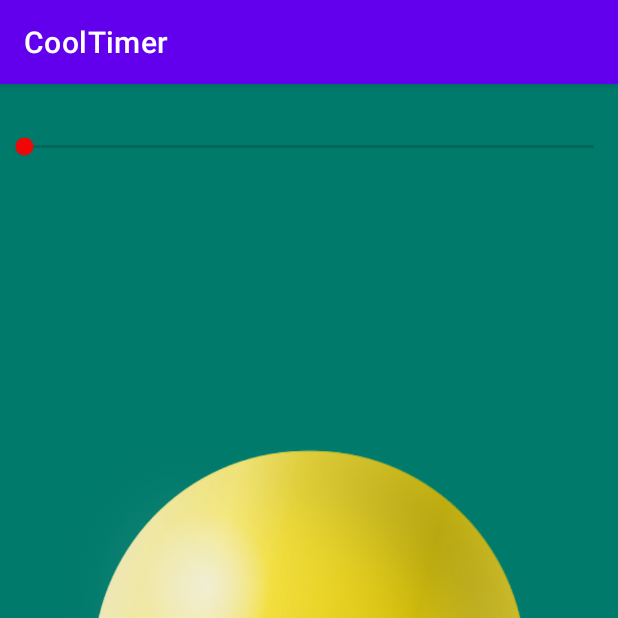
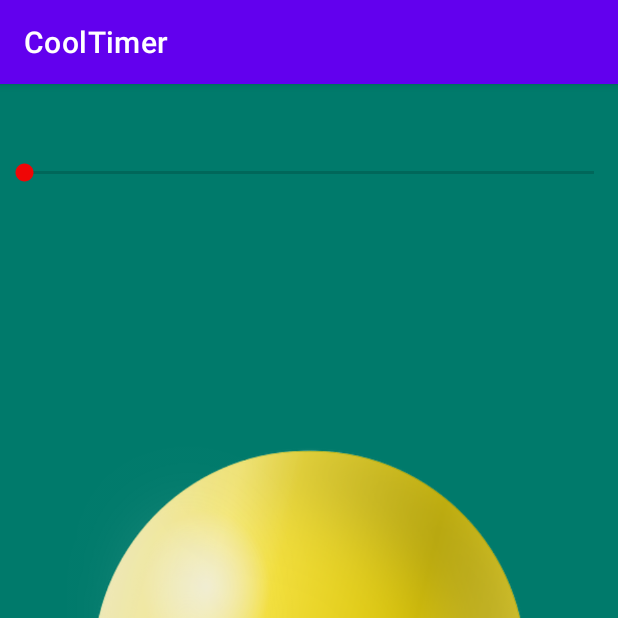
Before and after one commit to anoriar/android-cool-timer, an Android app: the screen it shows after launch (MainActivity), on a phone screen of 412 x 824 dp, the top half of it. Run offline under Robolectric (Android 15) with nearby library versions, the phone set to English and light mode, and no system bars.

Commit message:
init cool timer

```diff
--- a/app/src/main/java/com/example/cooltimer/MainActivity.java
+++ b/app/src/main/java/com/example/cooltimer/MainActivity.java
@@ -3,12 +3,91 @@ package com.example.cooltimer;
 import androidx.appcompat.app.AppCompatActivity;
 
 import android.os.Bundle;
+import android.os.CountDownTimer;
+import android.util.Log;
+import android.view.View;
+import android.widget.Button;
+import android.widget.SeekBar;
+import android.widget.TextView;
 
 public class MainActivity extends AppCompatActivity {
+
+    public static final long MAX_MILLIS_LEFT = 10000;
+    SeekBar seekbar;
+    CountDownTimer timer;
+    TextView timerText;
+    Button timerButton;
+    boolean isTimerStarted;
+    private long millisLeft = MAX_MILLIS_LEFT;
 
     @Override
     protected void onCreate(Bundle savedInstanceState) {
         super.onCreate(savedInstanceState);
         setContentView(R.layout.activity_main);
+
+        timerText = findViewById(R.id.textView);
+        timerButton = findViewById(R.id.button);
+
+
+        this.createSeekBar();
+    }
+
+    private void timerStart(){
+        timer = new CountDownTimer(millisLeft, 1000) {
+            @Override
+            public void onTick(long millisUntilFinished) {
+                MainActivity.this.millisLeft = millisUntilFinished;
+                int secondsUntilFinished = (int) millisUntilFinished / 1000;
+                int minutes = (int) secondsUntilFinished / 60;
+                int seconds = secondsUntilFinished % 60;
+                timerText.setText(String.valueOf(minutes) + ":" + String.valueOf(seconds));
+                int test = 100 - (int)((float)MainActivity.this.millisLeft / (float)MAX_MILLIS_LEFT * 100);
+                Log.d("progress", String.valueOf(test));
+                seekbar.setProgress(test);
+            }
+
+            @Override
+            public void onFinish() {
+
+            }
+        }.start();
+    }
+
+    private void timerStop(){
+        this.timer.cancel();
+    }
+
+    private void createSeekBar(){
+       this.seekbar = findViewById(R.id.seekBar);
+       seekbar.setOnSeekBarChangeListener(new SeekBar.OnSeekBarChangeListener() {
+           @Override
+           public void onProgressChanged(SeekBar seekBar, int progress, boolean fromUser) {
+
+           }
+
+           @Override
+           public void onStartTrackingTouch(SeekBar seekBar) {
+
+           }
+
+           @Override
+           public void onStopTrackingTouch(SeekBar seekBar) {
+
+           }
+       });
+    }
+
+    public void startTimerAction(View view) {
+        if(!isTimerStarted){
+            this.timerStart();
+            timerButton.setText("STOP");
+            isTimerStarted = true;
+            seekbar.setEnabled(true);
+        }else{
+            this.timerStop();
+            seekbar.setEnabled(false);
+            timerButton.setText("START");
+            isTimerStarted = false;
+        }
     }
 }
--- a/app/src/main/res/layout/activity_main.xml
+++ b/app/src/main/res/layout/activity_main.xml
@@ -6,6 +6,16 @@
     android:layout_height="match_parent"
     android:background="#007A6B"
     tools:context=".MainActivity">
+
+    <SeekBar
+        android:id="@+id/seekBar"
+        android:layout_width="match_parent"
+        android:layout_height="wrap_content"
+        android:layout_marginTop="50dp"
+        android:thumbTint="#EF0606"
+        app:layout_constraintEnd_toEndOf="parent"
+        app:layout_constraintStart_toStartOf="parent"
+        app:layout_constraintTop_toTopOf="parent" />
 
     <ImageView
         android:id="@+id/imageView"
@@ -17,17 +27,7 @@
         app:layout_constraintStart_toStartOf="parent"
         app:srcCompat="@drawable/bell" />
 
-    <SeekBar
-        android:id="@+id/seekBar"
-        android:layout_width="match_parent"
-        android:layout_height="wrap_content"
-        android:layout_marginTop="16dp"
-        android:layout_marginBottom="61dp"
-        android:thumbTint="#EF0606"
-        app:layout_constraintBottom_toTopOf="@+id/imageView"
-        app:layout_constraintEnd_toEndOf="parent"
-        app:layout_constraintStart_toStartOf="parent"
-        app:layout_constraintTop_toTopOf="parent" />
+
 
 
     <TextView
@@ -45,6 +45,7 @@
 
     <Button
         android:id="@+id/button"
+        android:onClick="startTimerAction"
         android:layout_width="80dp"
         android:layout_height="50dp"
         android:layout_marginTop="12dp"
```
